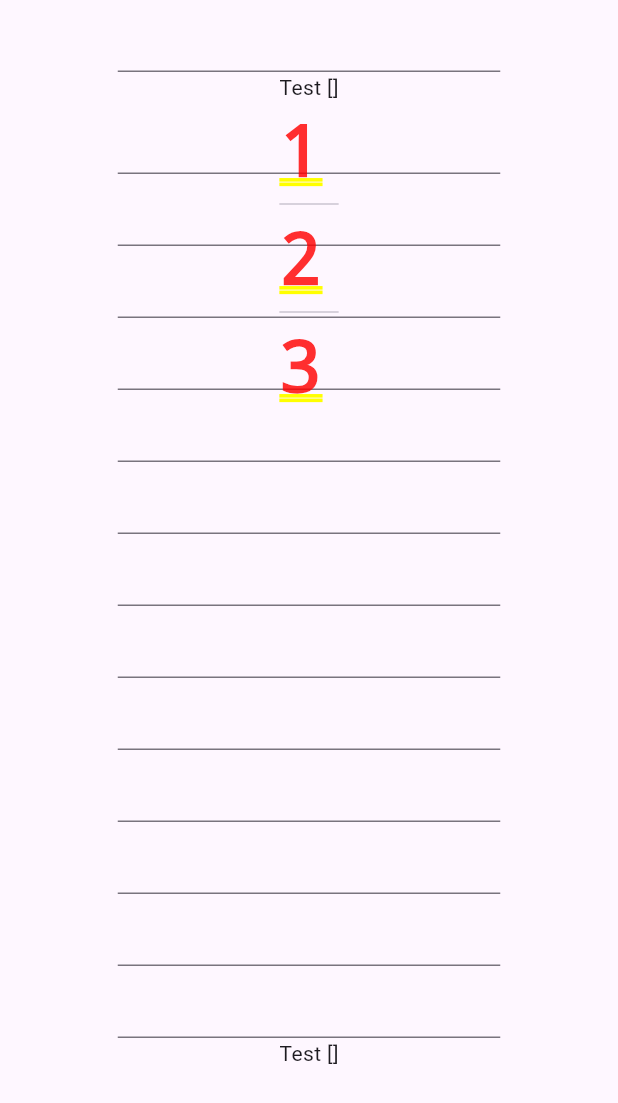
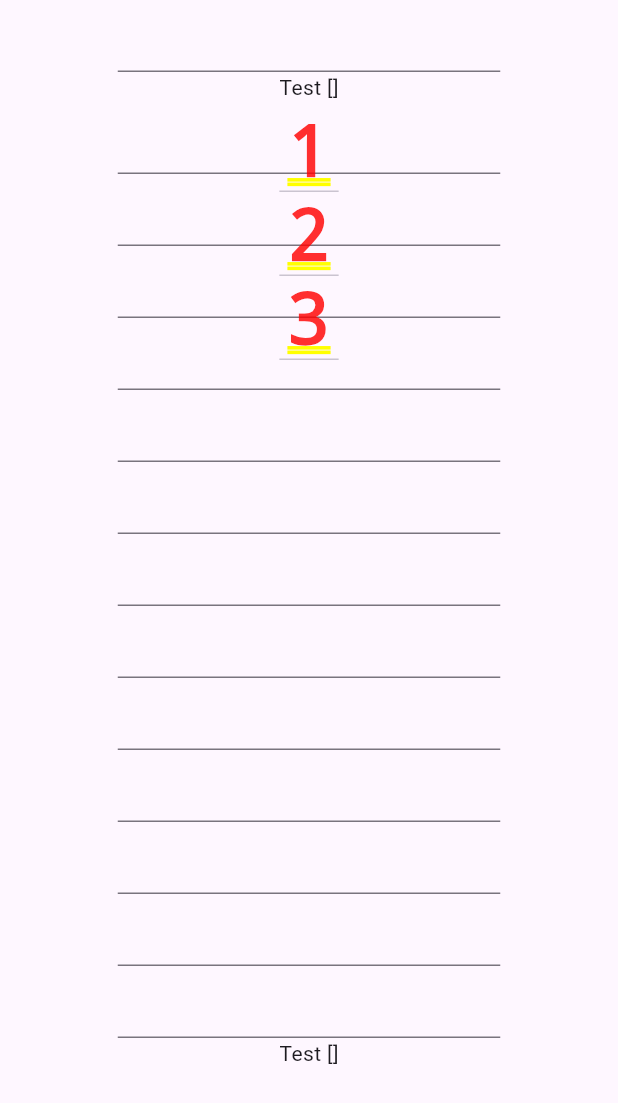
Before and after one commit to Ayad-Ben-Saliem/dropdown_field, a Flutter app: the screen it shows after launch, after a tap on an icon or button, on a phone screen of 412 x 824 dp. Shown: the top 1103 px of the screen. Run offline on Flutter 3.47's test engine with Material 3 defaults, Android fonts, the phone set to English and light mode, and no system bars.

Commit message:
Fix some bugs

```diff
--- a/lib/dropdown_field.dart
+++ b/lib/dropdown_field.dart
@@ -33,6 +33,8 @@ class DropdownField<T> extends StatefulWidget {
   final Iterable<int>? initialIndexes;
   final ChildBuilder<T> builder;
   final ListBuilder<T>? listBuilder;
+  final Color? selectedColor;
+  final Color? selectedTileColor;
   final OnSelectCallback<T>? onSelect;
   final OnSelectedChangedCallback<T>? onSelectedChanged;
   final Widget Function(BuildContext context)? overlayBuilder;
@@ -50,6 +52,8 @@ class DropdownField<T> extends StatefulWidget {
     this.initialIndexes,
     required this.builder,
     this.listBuilder,
+    this.selectedColor,
+    this.selectedTileColor,
     this.onSelect,
     this.onSelectedChanged,
     this.overlayBuilder,
@@ -101,6 +105,8 @@ class DropdownFieldState<T> extends State<DropdownField> {
       (widget.focusNode ?? focusNode).addListener(_handleFocusChanged);
     }
 
+    if (_overlayEntry != null) _updateOverlay();
+
     super.didUpdateWidget(oldWidget);
   }
 
@@ -139,21 +145,18 @@ class DropdownFieldState<T> extends State<DropdownField> {
 
     final child = widget.materialize ? Material(elevation: 4.0, child: overlayBuilder(context)) : overlayBuilder(context);
 
-    final pos = Positioned(
-      width: sizedBox.size.width,
-      child: LayoutBuilder(
-        builder: (context, constraints) {
     // TODO: determine the height of the child
     // final position = sizedBox.localToGlobal(Offset.zero);
     // final size = MediaQuery.of(context).size;
     // if (position.dy > size.height / 2) dy = -constraints.maxHeight - 4;
-          return CompositedTransformFollower(
+
+    final pos = Positioned(
+      width: sizedBox.size.width,
+      child: CompositedTransformFollower(
         link: _layerLink,
         showWhenUnlinked: false,
         offset: Offset(0.0, dy),
         child: child,
-          );
-        },
       ),
     );
 
@@ -161,12 +164,15 @@ class DropdownFieldState<T> extends State<DropdownField> {
   }
 
   void _onOverlayStateChanged(bool state) {
-    if (state) {
-      _overlayEntry ??= _createOverlayEntry();
+    state ? _updateOverlay() : _overlayEntry?.remove();
+  }
+
+  void _updateOverlay() {
+    SchedulerBinding.instance.addPostFrameCallback((_) {
+      if (_overlayEntry?.mounted == true) _overlayEntry?.remove();
+      _overlayEntry = _createOverlayEntry();
       Overlay.of(context).insert(_overlayEntry!);
-    } else {
-      _overlayEntry?.remove();
-    }
+    });
   }
 
   void _handleFocusChanged() {
@@ -176,21 +182,33 @@ class DropdownFieldState<T> extends State<DropdownField> {
   Widget _getOverlayBuilder(BuildContext context) {
     return ConstrainedBox(
       constraints: BoxConstraints(maxWidth: _width, maxHeight: _height),
+      child: SingleChildScrollView(
         child: Builder(
           builder: (_) {
             if (widget.overlayBuilder != null) {
-            return SingleChildScrollView(child: widget.overlayBuilder!(context));
+              return widget.overlayBuilder!(context);
             }
 
-          return ListView.separated(
-            itemBuilder: (context, index) {
-              final value = widget.values!.elementAt(index);
-              return _defaultListTile(index, value);
+            final values = widget.values!;
+            return Column(
+              children: [
+                for (var index = 0; index < values.length; index++) ...[
+                  _defaultListTile(index, values.elementAt(index)),
+                  const Divider(height: 0),
+                ],
+              ],
+            );
+
+            // return ListView.separated(
+            //   itemBuilder: (context, index) {
+            //     final value = widget.values!.elementAt(index);
+            //     return _defaultListTile(index, value);
+            //   },
+            //   separatorBuilder: (context, index) => const Divider(),
+            //   itemCount: widget.values!.length,
+            // );
           },
-            separatorBuilder: (context, index) => const Divider(),
-            itemCount: widget.values!.length,
-          );
-        },
+        ),
       ),
     );
   }
@@ -199,14 +217,18 @@ class DropdownFieldState<T> extends State<DropdownField> {
     void onTap() {
       setState(() {
         selectedIndexes.contains(index) ? selectedIndexes.remove(index) : selectedIndexes.add(index);
-      });
         widget.onSelectedChanged?.call(Set.from(selectedIndexes), selectedValues);
         widget.onSelect!(index, value);
+      });
+      _updateOverlay();
     }
 
     return widget.materialize
         ? ListTile(
             onTap: onTap,
+            selected: selectedIndexes.contains(index),
+            selectedColor: widget.selectedColor ?? Theme.of(context).colorScheme.onPrimary,
+            selectedTileColor: widget.selectedTileColor ?? Theme.of(context).colorScheme.primary,
             title: widget.listBuilder!(context, index, value),
           )
         : GestureDetector(
```
Lines whose indentation alone changed are shown as unchanged.
